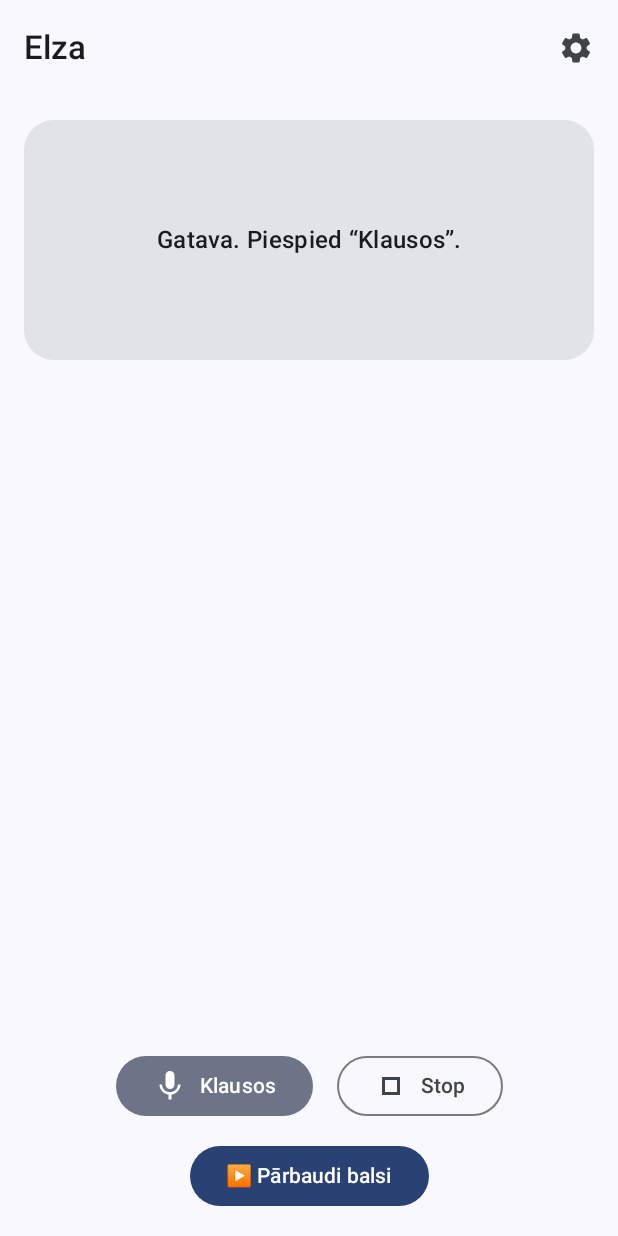
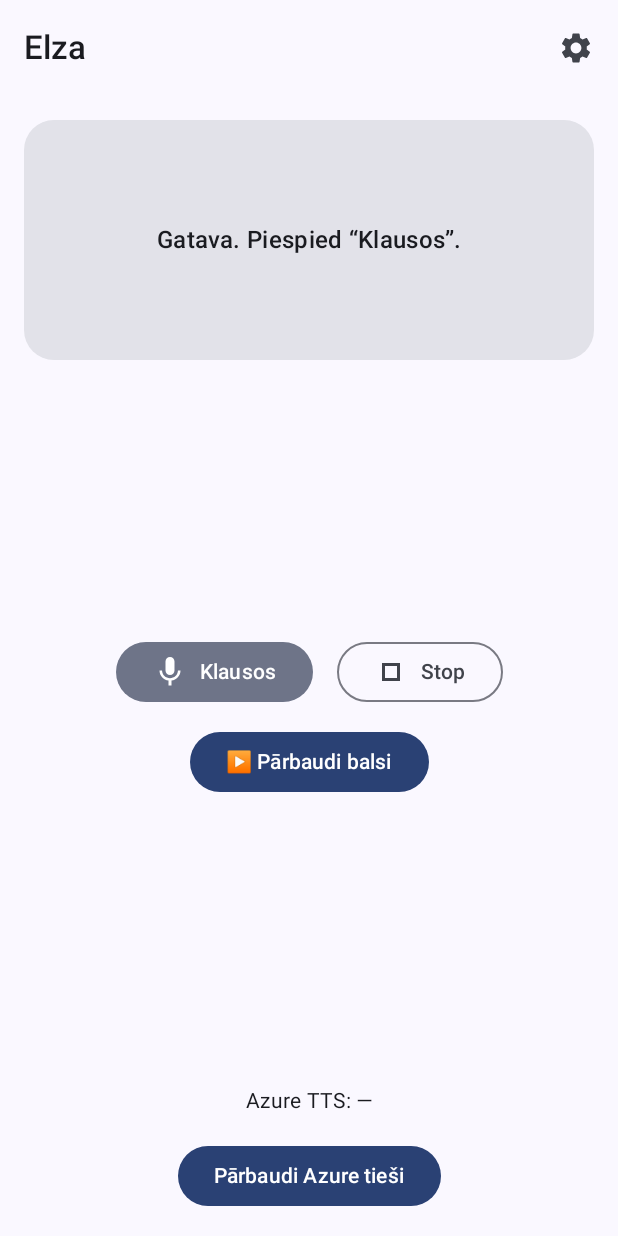
Before and after one commit to Mariozo/HomeoGO, an Android app built with Jetpack Compose: the screen it shows after launch (MainActivity), after a tap on "▶️ Pārbaudi balsi", on a phone screen of 412 x 824 dp. Run offline under Robolectric (Android 15) with nearby library versions, the phone set to English and light mode, and no system bars; libraries missing offline, so code that uses them is left out: com.microsoft.cognitiveservices.

Commit message:
Apraksts par izmaiņām

```diff
--- a/app/src/main/java/lv/mariozo/homeogo/ui/ElzaScreen.kt
+++ b/app/src/main/java/lv/mariozo/homeogo/ui/ElzaScreen.kt
@@ -55,10 +55,13 @@ import lv.mariozo.homeogo.voice.TTSManager
 import androidx.compose.material3.ExperimentalMaterial3Api
 import androidx.compose.runtime.LaunchedEffect
 import androidx.compose.runtime.remember
-import androidx.compose.runtime.LaunchedEffect
-import androidx.compose.runtime.remember
+// Removed duplicate LaunchedEffect and remember imports
 import lv.mariozo.homeogo.voice.AzureTts
-
+import lv.mariozo.homeogo.voice.TtsRouter
+import lv.mariozo.homeogo.voice.SystemTtsEngine
+import lv.mariozo.homeogo.voice.AzureTtsEngine
+import lv.mariozo.homeogo.voice.TtsChoice
+import lv.mariozo.homeogo.BuildConfig
 
 // # 2. ------- Modeļi ------------------------------------------------------------
 enum class TtsChoice { System, Elza }
@@ -68,7 +71,7 @@ data class ElzaSettings(
     val ttsChoice: TtsChoice = TtsChoice.Elza,
     val themeChoice: ThemeChoice = ThemeChoice.System,
     val speakingRate: Float = 1.0f,   // 0.5..1.5 (pagaidām neizmantojam)
-    val speakingPitch: Float = 0.0f   // semitoni (pagaidām neizmantojam)
+    val speakingPitch: Float = 0.0f,   // semitoni (pagaidām neizmantojam)
 )
 
 sealed interface ElzaUiState {
@@ -87,31 +90,41 @@ sealed interface ElzaUiState {
 fun ElzaScreen(modifier: Modifier = Modifier) {
     val context = LocalContext.current
     val activity = context as? Activity
+    val ctx = LocalContext.current // Moved from top-level
+    var azureStatus by remember { mutableStateOf("—") } // Moved from top-level
 
     // STT manager
     val tts = androidx.compose.runtime.remember(context) { TTSManager(context) }    // System TTS
-    val srm = androidx.compose.runtime.remember(activity) { activity?.let { SpeechRecognizerManager(it) } }
-    val azureTts = remember(context) { AzureTts(context) }      // Azure TTS
-
+    val srm =
+        androidx.compose.runtime.remember(activity) { activity?.let { SpeechRecognizerManager(it) } }
+    val azureTts: AzureTts = AzureTts      // Corrected: Use AzureTts object directly
+    val router = remember(tts, azureTts, ctx) { // Added ctx to remember dependencies
+        TtsRouter(
+            system = SystemTtsEngine(tts),
+            elza = AzureTtsEngine(azureTts, ctx, BuildConfig.AZURE_SPEECH_KEY, BuildConfig.AZURE_SPEECH_REGION)
+        )
+    }
+    var settings by rememberSaveable(stateSaver = settingsSaver()) { mutableStateOf(ElzaSettings()) }
     // StateFlow → Compose state (bez lifecycle extension)
     val sttState by (srm?.state?.collectAsState(initial = SpeechRecognizerManager.SttState.Idle)
         ?: androidx.compose.runtime.remember { mutableStateOf(SpeechRecognizerManager.SttState.Idle) })
 
     val uiState = when (sttState) {
-        is SpeechRecognizerManager.SttState.Idle      -> ElzaUiState.Idle
+        is SpeechRecognizerManager.SttState.Idle -> ElzaUiState.Idle
         is SpeechRecognizerManager.SttState.Listening -> ElzaUiState.Listening
-        is SpeechRecognizerManager.SttState.Partial   -> ElzaUiState.Partial((sttState as SpeechRecognizerManager.SttState.Partial).text)
-        is SpeechRecognizerManager.SttState.Final     -> ElzaUiState.Final((sttState as SpeechRecognizerManager.SttState.Final).text)
-        is SpeechRecognizerManager.SttState.Error     -> ElzaUiState.Error((sttState as SpeechRecognizerManager.SttState.Error).message)
-        else -> ElzaUiState.Idle
+        is SpeechRecognizerManager.SttState.Partial -> ElzaUiState.Partial((sttState as SpeechRecognizerManager.SttState.Partial).text)
+        is SpeechRecognizerManager.SttState.Final -> ElzaUiState.Final((sttState as SpeechRecognizerManager.SttState.Final).text)
+        is SpeechRecognizerManager.SttState.Error -> ElzaUiState.Error((sttState as SpeechRecognizerManager.SttState.Error).message)
+        // else -> ElzaUiState.Idle // Removed redundant else
     }
 
-    LaunchedEffect(uiState) {
+    LaunchedEffect(uiState, settings.ttsChoice) {
         if (uiState is ElzaUiState.Final) {
             val text = uiState.text.ifBlank { "Sapratu." }
-            tts.speak(text)
+            router.speak(settings.ttsChoice, text)
         }
     }
+
     // Mikrofona atļauja
     var hasPermission by rememberSaveable { mutableStateOf(false) }
     val requestPermission = rememberLauncherForActivityResult(
@@ -130,12 +143,7 @@ fun ElzaScreen(modifier: Modifier = Modifier) {
     // Stop klausīšanos, kad ekrāns pazūd
     DisposableEffect(srm) { onDispose { srm?.stopListening() } }
 
-    // TTS (šobrīd izmantojam tikai speak)
-    //val tts = androidx.compose.runtime.remember(context) { TTSManager(context) }
-    // Ja tavā TTSManager ir shutdown()/release(), paziņo man — pielikšu atpakaļ.
-
     var showSettings by rememberSaveable { mutableStateOf(false) }
-    var settings by rememberSaveable(stateSaver = settingsSaver()) { mutableStateOf(ElzaSettings()) }
 
     Scaffold(
         topBar = {
@@ -194,13 +202,49 @@ fun ElzaScreen(modifier: Modifier = Modifier) {
 
                 Button(
                     onClick = {
-                        Toast.makeText(context, "TEST → Azure (Everita)", Toast.LENGTH_SHORT).show()
-                        azureTts.speakBlocking("Sveiki! Šis ir Elzas balss tests.")
+                        val line = "Šis teikums jānolasa Everitai."
+                        router.speak(settings.ttsChoice, line)
                     },
                     enabled = !speaking,
                     shape = RoundedCornerShape(24.dp)
                 ) {
                     Text("▶️ Pārbaudi balsi")
+                }
+            }
+
+            // Azure Direct Test UI Block
+            Column(
+                modifier = Modifier.fillMaxWidth(),
+                horizontalAlignment = Alignment.CenterHorizontally
+            ) {
+                // Statusa rindiņa
+                Text(
+                    text = "Azure TTS: $azureStatus",
+                    style = MaterialTheme.typography.bodyMedium,
+                    modifier = Modifier
+                        .fillMaxWidth()
+                        .padding(top = 8.dp),
+                    textAlign = TextAlign.Center
+                )
+
+                Spacer(Modifier.height(8.dp))
+
+                // Poga "Pārbaudi balsi"
+                Button(
+                    onClick = {
+                        AzureTts.speak(
+                            context = ctx,
+                            text = "Sveiki! Te runā Everita.",
+                            key = BuildConfig.AZURE_SPEECH_KEY,
+                            region = BuildConfig.AZURE_SPEECH_REGION
+                        ) { msg: String ->
+                            azureStatus = msg
+                        }
+                    },
+                    modifier = Modifier.padding(top = 8.dp),
+                    shape = RoundedCornerShape(24.dp)
+                ) {
+                    Text("Pārbaudi Azure tieši")
                 }
             }
         }
@@ -212,7 +256,11 @@ fun ElzaScreen(modifier: Modifier = Modifier) {
             onDismiss = { showSettings = false },
             onApply = {
                 settings = it
-                Toast.makeText(context, "Iestatījumi saglabāti: ${it.themeChoice}", Toast.LENGTH_SHORT).show()
+                Toast.makeText(
+                    context,
+                    "Iestatījumi saglabāti: ${it.themeChoice}",
+                    Toast.LENGTH_SHORT
+                ).show()
                 showSettings = false
             }
         )
@@ -257,7 +305,7 @@ private fun StatusBlock(uiState: ElzaUiState) {
 private fun SettingsDialog(
     initial: ElzaSettings,
     onDismiss: () -> Unit,
-    onApply: (ElzaSettings) -> Unit
+    onApply: (ElzaSettings) -> Unit,
 ) {
     var ttsChoice by rememberSaveable { mutableStateOf(initial.ttsChoice) }
     var themeChoice by rememberSaveable { mutableStateOf(initial.themeChoice) }
@@ -277,11 +325,15 @@ private fun SettingsDialog(
             Column(verticalArrangement = Arrangement.spacedBy(12.dp)) {
                 Text("Balss dzinējs", style = MaterialTheme.typography.labelLarge)
                 Row(verticalAlignment = Alignment.CenterVertically) {
-                    RadioButton(selected = ttsChoice == TtsChoice.Elza, onClick = { ttsChoice = TtsChoice.Elza })
+                    RadioButton(
+                        selected = ttsChoice == TtsChoice.Elza,
+                        onClick = { ttsChoice = TtsChoice.Elza })
                     Spacer(Modifier.width(6.dp)); Text("Elza (tīkla TTS)")
                 }
                 Row(verticalAlignment = Alignment.CenterVertically) {
-                    RadioButton(selected = ttsChoice == TtsChoice.System, onClick = { ttsChoice = TtsChoice.System })
+                    RadioButton(
+                        selected = ttsChoice == TtsChoice.System,
+                        onClick = { ttsChoice = TtsChoice.System })
                     Spacer(Modifier.width(6.dp)); Text("Sistēmas TTS")
                 }
 
@@ -289,28 +341,44 @@ private fun SettingsDialog(
 
                 Text("Tēmas režīms", style = MaterialTheme.typography.labelLarge)
                 Row(verticalAlignment = Alignment.CenterVertically) {
-                    RadioButton(selected = themeChoice == ThemeChoice.System, onClick = { themeChoice = ThemeChoice.System })
+                    RadioButton(
+                        selected = themeChoice == ThemeChoice.System,
+                        onClick = { themeChoice = ThemeChoice.System })
                     Spacer(Modifier.width(6.dp)); Text("Sistēmas")
                 }
                 Row(verticalAlignment = Alignment.CenterVertically) {
-                    RadioButton(selected = themeChoice == ThemeChoice.Light, onClick = { themeChoice = ThemeChoice.Light })
+                    RadioButton(
+                        selected = themeChoice == ThemeChoice.Light,
+                        onClick = { themeChoice = ThemeChoice.Light })
                     Spacer(Modifier.width(6.dp)); Text("Gaišā")
                 }
                 Row(verticalAlignment = Alignment.CenterVertically) {
-                    RadioButton(selected = themeChoice == ThemeChoice.Dark, onClick = { themeChoice = ThemeChoice.Dark })
+                    RadioButton(
+                        selected = themeChoice == ThemeChoice.Dark, // Corrected TtsChoice.Dark to ThemeChoice.Dark
+                        onClick = { themeChoice = ThemeChoice.Dark })
                     Spacer(Modifier.width(6.dp)); Text("Tumšā")
                 }
 
                 Spacer(Modifier.height(8.dp))
 
                 Text("Balss ātrums", style = MaterialTheme.typography.labelLarge)
-                Slider(value = rate, onValueChange = { rate = it }, valueRange = 0.5f..1.5f, steps = 8)
+                Slider(
+                    value = rate,
+                    onValueChange = { rate = it },
+                    valueRange = 0.5f..1.5f,
+                    steps = 8
+                )
                 Text(String.format("x %.2f", rate), style = MaterialTheme.typography.bodySmall)
 
                 Spacer(Modifier.height(4.dp))
 
                 Text("Balss tonis (semitoni)", style = MaterialTheme.typography.labelLarge)
-                Slider(value = pitch, onValueChange = { pitch = it }, valueRange = -6f..6f, steps = 11)
+                Slider(
+                    value = pitch,
+                    onValueChange = { pitch = it },
+                    valueRange = -6f..6f,
+                    steps = 11
+                )
                 Text(String.format("%+.1f st", pitch), style = MaterialTheme.typography.bodySmall)
             }
         }
@@ -333,7 +401,7 @@ private fun settingsSaver(): Saver<ElzaSettings, Any> = Saver(
 
 // # 7. ------- Previews ----------------------------------------------------------
 @Preview(name = "Elza — Light", showBackground = true, uiMode = Configuration.UI_MODE_NIGHT_NO)
-@Preview(name = "Elza — Dark",  showBackground = true, uiMode = Configuration.UI_MODE_NIGHT_YES)
+@Preview(name = "Elza — Dark", showBackground = true, uiMode = Configuration.UI_MODE_NIGHT_YES)
 @Composable
 private fun ElzaPreview() {
     Surface { ElzaScreen() }
--- a/app/src/main/java/lv/mariozo/homeogo/voice/AzureTts.kt
+++ b/app/src/main/java/lv/mariozo/homeogo/voice/AzureTts.kt
@@ -1,70 +1,120 @@
-
-
+// ============================================================================
 // File: app/src/main/java/lv/mariozo/homeogo/voice/AzureTts.kt
 // Module: HomeoGO
-// Purpose: Wrapper for Azure Cognitive Services TTS (blocking call)
-// Created: 20.sep.2025 15:35
-// ver. 1.0
+// Purpose: Azure Cognitive Services TTS (Everita) – stable synth with diagnostics
+// Created: 25.sep.2025 21:15 (Europe/Riga)
+// ver. 2.1
+// Author: Māris + ChatGPT
+// Notes:
+//   - Requires dependency: com.microsoft.cognitiveservices.speech:client-sdk:1.46.0
+//   - INTERNET permission must be present in AndroidManifest.xml
+//   - Region must be short name like "northeurope" (NOT "North Europe", NOT URL)
+//   - Endpoint is NOT needed for Java/Kotlin SDK.
+//   - Uses coroutines: synthesis runs on Dispatchers.IO, callback returns on Main.
+// ============================================================================
 
 package lv.mariozo.homeogo.voice
 
 import android.content.Context
-import android.widget.Toast
 import com.microsoft.cognitiveservices.speech.ResultReason
 import com.microsoft.cognitiveservices.speech.SpeechConfig
 import com.microsoft.cognitiveservices.speech.SpeechSynthesisCancellationDetails
-import com.microsoft.cognitiveservices.speech.SpeechSynthesisResult
 import com.microsoft.cognitiveservices.speech.SpeechSynthesizer
 import com.microsoft.cognitiveservices.speech.audio.AudioConfig
-import lv.mariozo.homeogo.BuildConfig
+import kotlinx.coroutines.CoroutineScope
+import kotlinx.coroutines.Dispatchers
+import kotlinx.coroutines.launch
+import kotlinx.coroutines.withContext
 
+/*
+# --- 1 -----------------------------------------------------------------------
+# Public API
+# -----------------------------------------------------------------------------
+*/
+object AzureTts {
 
-class AzureTts(context: Context) : AutoCloseable {
+    // Voice constants (Latvian voices)
+    private const val LANG = "lv-LV"
+    private const val VOICE = "lv-LV-EveritaNeural"
 
-    private val ctx = context.applicationContext
-
-    private val speechConfig: SpeechConfig =
-        SpeechConfig.fromSubscription(
-            BuildConfig.AZURE_SPEECH_KEY,
-            BuildConfig.AZURE_SPEECH_REGION
-        ).apply {
-            speechSynthesisLanguage = "lv-LV"
-            speechSynthesisVoiceName = "lv-LV-EveritaNeural"
+    /**
+     * Speak the given [text] using Azure Speech.
+     *
+     * @param context Android context for filesDir (SDK log file)
+     * @param text Text to synthesize
+     * @param key Azure Speech resource key (Key1 or Key2)
+     * @param region Azure region short name, e.g. "northeurope"
+     * @param onResult Callback with human-friendly status string
+     */
+    fun speak(
+        context: Context,
+        text: String,
+        key: String,
+        region: String,
+        onResult: (String) -> Unit,
+    ) {
+        // <-- ŠEIT ieliec pārbaudi
+        if (region.isBlank() || region.equals("null", ignoreCase = true)) {
+            onResult("CONFIG ERROR: Azure region is '$region'. Ieliec 'northeurope' BuildConfig/gradle.properties.")
+            return
         }
 
-    private val audioConfig: AudioConfig = AudioConfig.fromDefaultSpeakerOutput()
-    private val synthesizer: SpeechSynthesizer = SpeechSynthesizer(speechConfig, audioConfig)
+        val speechConfig: SpeechConfig? =
+            try { // Ensure speechConfig is accessible in the coroutine
+                SpeechConfig.fromSubscription(key, region).apply {
+                    speechSynthesisLanguage = LANG
+                    speechSynthesisVoiceName = VOICE
+                    setProperty(
+                        "Speech_LogFilename",
+                        "${context.filesDir.path}/azure_speech_sdk.log"
+                    )
+                }
+            } catch (e: Exception) {
+                onResult("INIT ERROR: ${e.message ?: e::class.java.simpleName}")
+                return
+            }
 
-    fun speakBlocking(text: String) {
-        if (text.isBlank()) return
-        try {
-            Toast.makeText(ctx,
-                "Azure voice: ${speechConfig.speechSynthesisVoiceName}",
-                Toast.LENGTH_LONG).show()
+        CoroutineScope(Dispatchers.IO).launch {
+            val status = try {
+                if (speechConfig == null) { // Check if speechConfig initialization failed
+                    "INIT ERROR: speechConfig is null"
+                } else {
+                    // CORRECT: run sync call on IO thread; auto-close resources
+                    val result = AudioConfig.fromDefaultSpeakerOutput().use { audio ->
+                        SpeechSynthesizer(speechConfig, audio).use { synth ->
+                            synth.SpeakText(text)   // ← paliek sinhroni, jo jau esam Dispatchers.IO
+                        }
+                    }
 
-            val result: SpeechSynthesisResult = synthesizer.SpeakText(text)
+                    when (result.reason) {
+                        ResultReason.SynthesizingAudioCompleted -> "OK"
+                        ResultReason.Canceled -> {
+                            val c = SpeechSynthesisCancellationDetails.fromResult(result)
+                            "CANCELED: reason=${c.reason}; code=${c.errorCode}; details=${c.errorDetails?.trim()}"
+                        }
 
-            when (result.reason) {
-                ResultReason.SynthesizingAudioCompleted -> {
-                    Toast.makeText(ctx, "Azure TTS: completed (Everita)", Toast.LENGTH_SHORT).show()
+                        else -> "UNEXPECTED: ${result.reason}"
+                    }
                 }
-                ResultReason.Canceled -> {
-                    val details = SpeechSynthesisCancellationDetails.fromResult(result)
-                    Toast.makeText(ctx, "Azure TTS canceled: ${details.errorDetails}", Toast.LENGTH_LONG).show()
-                }
-                else -> {
-                    Toast.makeText(ctx, "Azure TTS: result=$result", Toast.LENGTH_SHORT).show()
-                }
+            } catch (e: Exception) {
+                "CALL ERROR: ${e.message ?: e::class.java.simpleName}"
             }
-            result.close()
-        } catch (t: Throwable) {
-            Toast.makeText(ctx, "Azure TTS error: ${t.message}", Toast.LENGTH_LONG).show()
+
+            withContext(Dispatchers.Main) {
+                onResult(status)
+            }
         }
-    }
+    } // End of speak function
+} // End of AzureTts object
 
-    override fun close() {
-        synthesizer.close()
-        audioConfig.close()
-        speechConfig.close()
-    }
-}
+/*
+# --- 2 -----------------------------------------------------------------------
+# Usage sketch (for your UI / ViewModel)
+# -----------------------------------------------------------------------------
+# val key = settings.azureKey          // e.g., read from Settings screen / secure storage
+# val region = "northeurope"           // EXACT region short name
+# AzureTts.speak(context, "Sveiki! Te runā Everita.", key, region) { msg ->
+#     // Show Toast/snackbar/log with 'msg'
+# }
+# -----------------------------------------------------------------------------
+*/
--- a/app/src/main/java/lv/mariozo/homeogo/voice/TtsRouter.kt
+++ b/app/src/main/java/lv/mariozo/homeogo/voice/TtsRouter.kt
@@ -6,35 +6,56 @@
 
 package lv.mariozo.homeogo.voice
 
+import android.content.Context
+
+// AzureTts is in the same package (lv.mariozo.homeogo.voice)
+
 interface TtsEngine {
     fun speak(text: String)
     fun close() {}
 }
 
 class SystemTtsEngine(private val impl: TTSManager) : TtsEngine {
-    override fun speak(text: String) = impl.speak(text)
+    override fun speak(text: String) =
+        impl.speak(text) // Assuming TTSManager has a speak(String) method
+
     override fun close() {
-        // no-op for now; add impl.shutdown() here if your TTSManager exposes it
+        // If TTSManager has a shutdown or close method, it should be called here.
+        // For example: if (impl is AutoCloseable) impl.close()
+        // Or if it has a specific shutdown method: impl.shutdown()
     }
 }
 
-class AzureTtsEngine(private val impl: AzureTts) : TtsEngine {
-    override fun speak(text: String) = impl.speakBlocking(text)
-    override fun close() = impl.close()
+class AzureTtsEngine(
+    private val azureTtsObject: AzureTts, // Renamed for clarity, this is the AzureTts singleton
+    private val context: Context,
+    private val key: String,
+    private val region: String,
+) : TtsEngine {
+    override fun speak(text: String) {
+        azureTtsObject.speak(context, text, key, region) { result ->
+            // The TtsEngine.speak interface returns Unit.
+            // You can log the result or handle errors/status here.
+            println("AzureTTS synthesis result: $result")
+        }
+    }
+    // No explicit close() override needed as AzureTts object doesn't have one;
+    // TtsEngine interface provides a default empty implementation.
 }
 
 enum class TtsChoice { Elza, System }
 
 class TtsRouter(
     private val system: SystemTtsEngine,
-    private val elza: AzureTtsEngine
+    private val elza: AzureTtsEngine,
 ) {
     fun speak(choice: TtsChoice, text: String) = when (choice) {
         TtsChoice.System -> system.speak(text)
-        TtsChoice.Elza   -> elza.speak(text)
+        TtsChoice.Elza -> elza.speak(text)
     }
+
     fun close() {
         system.close()
-        elza.close()
+        elza.close() // This will call the (default or overridden) close for AzureTtsEngine
     }
 }
```
Also changed, not shown: app/build.gradle.kts (+27 -13 lines), app/src/main/assets/mpc/manifest.json (added).
